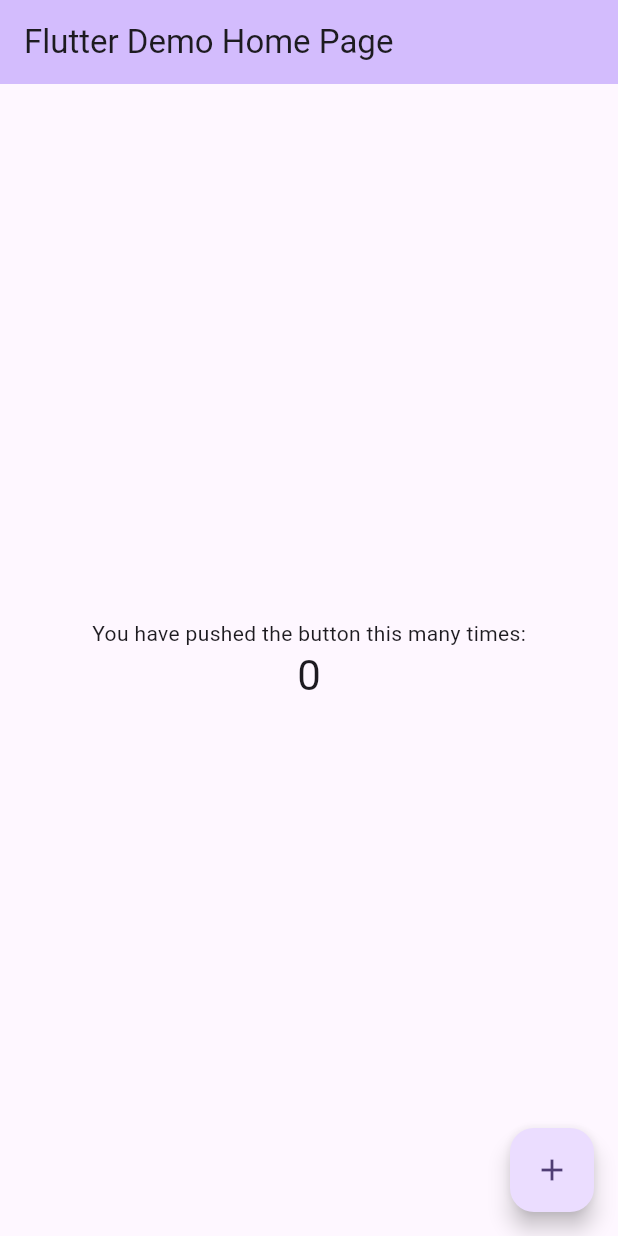
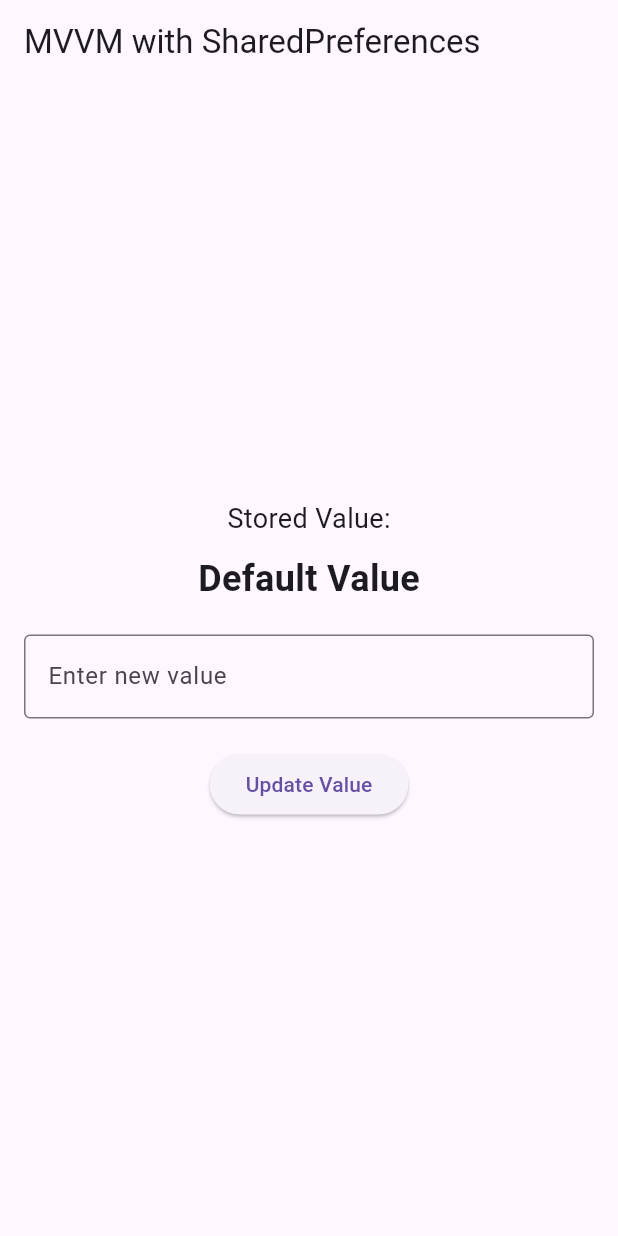
Before and after one commit to sealightclock/test_flutter_dummy_mvvm, a Flutter app: the screen it shows after launch, on a phone screen of 412 x 824 dp. Run offline on Flutter 3.47's test engine with Material 3 defaults, Android fonts, the phone set to English and light mode, and no system bars; our stand-ins replace shared_preferences.

Commit message:
2nd commit: Implemented MVVM architecture.

```diff
--- /dev/null
+++ b/lib/core/my_string_repository.dart
@@ -0,0 +1,17 @@
+import 'package:shared_preferences/shared_preferences.dart';
+import '../model/my_string_model.dart';
+
+class MyStringRepository {
+  static const String _key = "my_string";
+
+  Future<void> saveString(String value) async {
+    final prefs = await SharedPreferences.getInstance();
+    await prefs.setString(_key, value);
+  }
+
+  Future<MyStringModel> getString() async {
+    final prefs = await SharedPreferences.getInstance();
+    String value = prefs.getString(_key) ?? "Default Value";
+    return MyStringModel(value);
+  }
+}
--- a/lib/main.dart
+++ b/lib/main.dart
@@ -1,122 +1,22 @@
 import 'package:flutter/material.dart';
+import 'package:provider/provider.dart';
+import 'viewmodel/my_string_viewmodel.dart';
+import 'view/home_screen.dart';
 
 void main() {
-  runApp(const MyApp());
+  runApp(MyApp());
 }
 
 class MyApp extends StatelessWidget {
-  const MyApp({super.key});
-
-  // This widget is the root of your application.
   @override
   Widget build(BuildContext context) {
-    return MaterialApp(
-      title: 'Flutter Demo',
-      theme: ThemeData(
-        // This is the theme of your application.
-        //
-        // TRY THIS: Try running your application with "flutter run". You'll see
-        // the application has a purple toolbar. Then, without quitting the app,
-        // try changing the seedColor in the colorScheme below to Colors.green
-        // and then invoke "hot reload" (save your changes or press the "hot
-        // reload" button in a Flutter-supported IDE, or press "r" if you used
-        // the command line to start the app).
-        //
-        // Notice that the counter didn't reset back to zero; the application
-        // state is not lost during the reload. To reset the state, use hot
-        // restart instead.
-        //
-        // This works for code too, not just values: Most code changes can be
-        // tested with just a hot reload.
-        colorScheme: ColorScheme.fromSeed(seedColor: Colors.deepPurple),
+    return ChangeNotifierProvider(
+      create: (context) => MyStringViewModel(),
+      child: MaterialApp(
+        title: 'Flutter MVVM Demo',
+        theme: ThemeData(primarySwatch: Colors.blue),
+        home: MyHomeScreen(),
       ),
-      home: const MyHomePage(title: 'Flutter Demo Home Page'),
     );
   }
 }
-
-class MyHomePage extends StatefulWidget {
-  const MyHomePage({super.key, required this.title});
-
-  // This widget is the home page of your application. It is stateful, meaning
-  // that it has a State object (defined below) that contains fields that affect
-  // how it looks.
-
-  // This class is the configuration for the state. It holds the values (in this
-  // case the title) provided by the parent (in this case the App widget) and
-  // used by the build method of the State. Fields in a Widget subclass are
-  // always marked "final".
-
-  final String title;
-
-  @override
-  State<MyHomePage> createState() => _MyHomePageState();
-}
-
-class _MyHomePageState extends State<MyHomePage> {
-  int _counter = 0;
-
-  void _incrementCounter() {
-    setState(() {
-      // This call to setState tells the Flutter framework that something has
-      // changed in this State, which causes it to rerun the build method below
-      // so that the display can reflect the updated values. If we changed
-      // _counter without calling setState(), then the build method would not be
-      // called again, and so nothing would appear to happen.
-      _counter++;
-    });
-  }
-
-  @override
-  Widget build(BuildContext context) {
-    // This method is rerun every time setState is called, for instance as done
-    // by the _incrementCounter method above.
-    //
-    // The Flutter framework has been optimized to make rerunning build methods
-    // fast, so that you can just rebuild anything that needs updating rather
-    // than having to individually change instances of widgets.
-    return Scaffold(
-      appBar: AppBar(
-        // TRY THIS: Try changing the color here to a specific color (to
-        // Colors.amber, perhaps?) and trigger a hot reload to see the AppBar
-        // change color while the other colors stay the same.
-        backgroundColor: Theme.of(context).colorScheme.inversePrimary,
-        // Here we take the value from the MyHomePage object that was created by
-        // the App.build method, and use it to set our appbar title.
-        title: Text(widget.title),
-      ),
-      body: Center(
-        // Center is a layout widget. It takes a single child and positions it
-        // in the middle of the parent.
-        child: Column(
-          // Column is also a layout widget. It takes a list of children and
-          // arranges them vertically. By default, it sizes itself to fit its
-          // children horizontally, and tries to be as tall as its parent.
-          //
-          // Column has various properties to control how it sizes itself and
-          // how it positions its children. Here we use mainAxisAlignment to
-          // center the children vertically; the main axis here is the vertical
-          // axis because Columns are vertical (the cross axis would be
-          // horizontal).
-          //
-          // TRY THIS: Invoke "debug painting" (choose the "Toggle Debug Paint"
-          // action in the IDE, or press "p" in the console), to see the
-          // wireframe for each widget.
-          mainAxisAlignment: MainAxisAlignment.center,
-          children: <Widget>[
-            const Text('You have pushed the button this many times:'),
-            Text(
-              '$_counter',
-              style: Theme.of(context).textTheme.headlineMedium,
-            ),
-          ],
-        ),
-      ),
-      floatingActionButton: FloatingActionButton(
-        onPressed: _incrementCounter,
-        tooltip: 'Increment',
-        child: const Icon(Icons.add),
-      ), // This trailing comma makes auto-formatting nicer for build methods.
-    );
-  }
-}
--- /dev/null
+++ b/lib/model/my_string_model.dart
@@ -0,0 +1,11 @@
+class MyStringModel {
+  final String value;
+
+  MyStringModel(this.value);
+
+  Map<String, dynamic> toJson() => {'value': value};
+
+  factory MyStringModel.fromJson(Map<String, dynamic> json) {
+    return MyStringModel(json['value'] ?? '');
+  }
+}
--- /dev/null
+++ b/lib/view/home_screen.dart
@@ -0,0 +1,45 @@
+import 'package:flutter/material.dart';
+import 'package:provider/provider.dart';
+import '../viewmodel/my_string_viewmodel.dart';
+
+class MyHomeScreen extends StatelessWidget {
+  final TextEditingController _controller = TextEditingController();
+
+  @override
+  Widget build(BuildContext context) {
+    final viewModel = Provider.of<MyStringViewModel>(context);
+
+    return Scaffold(
+      appBar: AppBar(title: Text('MVVM with SharedPreferences')),
+      body: Padding(
+        padding: const EdgeInsets.all(16.0),
+        child: Column(
+          mainAxisAlignment: MainAxisAlignment.center,
+          children: [
+            Text("Stored Value:", style: TextStyle(fontSize: 18)),
+            SizedBox(height: 10),
+            Text(
+              viewModel.myString.value,
+              style: TextStyle(fontSize: 24, fontWeight: FontWeight.bold),
+            ),
+            SizedBox(height: 20),
+            TextField(
+              controller: _controller,
+              decoration: InputDecoration(
+                border: OutlineInputBorder(),
+                labelText: 'Enter new value',
+              ),
+            ),
+            SizedBox(height: 20),
+            ElevatedButton(
+              onPressed: () {
+                viewModel.updateString(_controller.text);
+              },
+              child: Text('Update Value'),
+            ),
+          ],
+        ),
+      ),
+    );
+  }
+}
--- /dev/null
+++ b/lib/viewmodel/my_string_viewmodel.dart
@@ -0,0 +1,25 @@
+import 'package:flutter/material.dart';
+import '../model/my_string_model.dart';
+import '../core/my_string_repository.dart';
+
+class MyStringViewModel extends ChangeNotifier {
+  final MyStringRepository _repository = MyStringRepository();
+  MyStringModel _myString = MyStringModel("Loading...");
+
+  MyStringModel get myString => _myString;
+
+  MyStringViewModel() {
+    loadString();
+  }
+
+  Future<void> loadString() async {
+    _myString = await _repository.getString();
+    notifyListeners();
+  }
+
+  Future<void> updateString(String newValue) async {
+    _myString = MyStringModel(newValue);
+    await _repository.saveString(newValue);
+    notifyListeners();
+  }
+}
--- a/pubspec.yaml
+++ b/pubspec.yaml
@@ -30,6 +30,8 @@ environment:
 dependencies:
   flutter:
     sdk: flutter
+  provider: ^6.0.5
+  shared_preferences: ^2.2.0
 
   # The following adds the Cupertino Icons font to your application.
   # Use with the CupertinoIcons class for iOS style icons.
```
Also changed, not shown: 4 other files.
